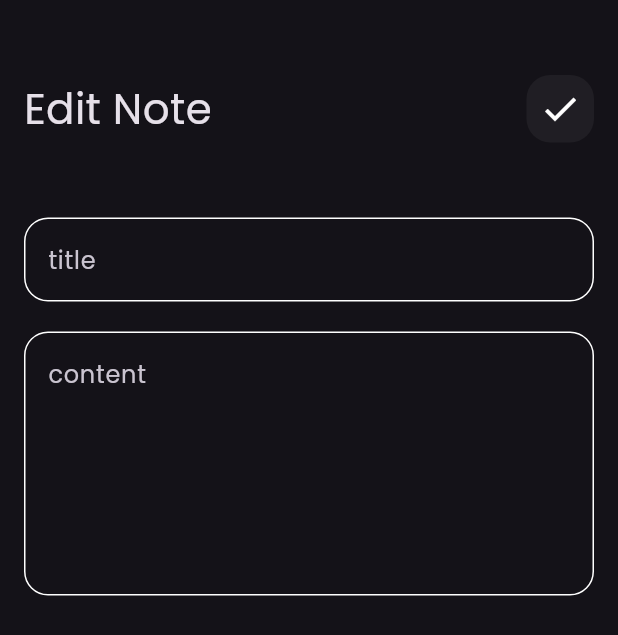
After one commit to Elywa/Notes-App, a Flutter app: the screen it shows after launch, after a tap on "Flutter Tips", on a phone screen of 412 x 824 dp. The commit adds this screen. Shown: the top 635 px of the screen. Run offline on Flutter 3.47's test engine with Material 3 defaults, Android fonts, the phone set to English and light mode, and no system bars; our stand-ins replace font_awesome_flutter.

Commit message:
create Edit Note View

```diff
--- /dev/null
+++ b/lib/views/edit_note_view.dart
@@ -0,0 +1,38 @@
+import 'package:flutter/material.dart';
+import 'package:notes_app/views/widgets/custom_app_bar.dart';
+import 'package:notes_app/views/widgets/custom_text_field.dart';
+
+class EditNoteView extends StatelessWidget {
+  const EditNoteView({super.key});
+
+  @override
+  Widget build(BuildContext context) {
+    return const Scaffold(
+      body: Padding(
+        padding: EdgeInsets.symmetric(horizontal: 16),
+        child: Column(
+          children: [
+            SizedBox(
+              height: 50,
+            ),
+            CustomAppBar(
+              title: 'Edit Note ',
+              icon: Icons.check,
+            ),
+            SizedBox(
+              height: 50,
+            ),
+            CustomTextField(hintText: 'title'),
+            SizedBox(
+              height: 20,
+            ),
+            CustomTextField(
+              hintText: 'content',
+              maxLines: 6,
+            )
+          ],
+        ),
+      ),
+    );
+  }
+}
--- a/lib/views/widgets/custom_app_bar.dart
+++ b/lib/views/widgets/custom_app_bar.dart
@@ -1,21 +1,25 @@
 import 'package:flutter/material.dart';
+import 'package:flutter/widgets.dart';
 import 'package:notes_app/views/widgets/custom_search_icon.dart';
 
 class CustomAppBar extends StatelessWidget {
-  const CustomAppBar({super.key});
-
+  const CustomAppBar({super.key, required this.title, required this.icon});
+  final String title;
+  final IconData icon;
   @override
   Widget build(BuildContext context) {
-    return const Row(
+    return Row(
       children: [
         Text(
-          'Notes',
-          style: TextStyle(
+          title,
+          style: const TextStyle(
             fontSize: 28,
           ),
         ),
-        Spacer(),
-        CustomSearchIcon(),
+        const Spacer(),
+        CustomIcon(
+          icon: icon,
+        ),
       ],
     );
   }
--- a/lib/views/widgets/custom_search_icon.dart
+++ b/lib/views/widgets/custom_search_icon.dart
@@ -1,8 +1,8 @@
 import 'package:flutter/material.dart';
 
-class CustomSearchIcon extends StatelessWidget {
-  const CustomSearchIcon({super.key});
-
+class CustomIcon extends StatelessWidget {
+  const CustomIcon({super.key, required this.icon});
+  final IconData icon;
   @override
   Widget build(BuildContext context) {
     return Container(
@@ -12,8 +12,8 @@ class CustomSearchIcon extends StatelessWidget {
         color: Colors.white.withOpacity(.05),
         borderRadius: BorderRadius.circular(16),
       ),
-      child: const Icon(
-        Icons.search,
+      child: Icon(
+        icon,
         color: Colors.white,
         size: 28,
       ),
--- a/lib/views/widgets/note_item.dart
+++ b/lib/views/widgets/note_item.dart
@@ -1,12 +1,22 @@
 import 'package:flutter/material.dart';
 import 'package:font_awesome_flutter/font_awesome_flutter.dart';
+import 'package:notes_app/views/edit_note_view.dart';
 
 class NoteItem extends StatelessWidget {
   const NoteItem({super.key});
 
   @override
   Widget build(BuildContext context) {
-    return Container(
+    return GestureDetector(
+      onTap: () {
+        Navigator.push(
+          context,
+          MaterialPageRoute(builder: (context) {
+            return EditNoteView();
+          }),
+        );
+      },
+      child: Container(
         padding: const EdgeInsets.only(
           top: 24,
           left: 16,
@@ -50,6 +60,7 @@ class NoteItem extends StatelessWidget {
             )
           ],
         ),
+      ),
     );
   }
 }
--- a/lib/views/widgets/notes_view_body.dart
+++ b/lib/views/widgets/notes_view_body.dart
@@ -18,7 +18,10 @@ class NotesViewBody extends StatelessWidget {
           SizedBox(
             height: 50,
           ),
-          CustomAppBar(),
+          CustomAppBar(
+            title: 'Notes',
+            icon: Icons.search,
+          ),
           NotesListView()
         ],
       ),
```
Lines whose indentation alone changed are shown as unchanged.
